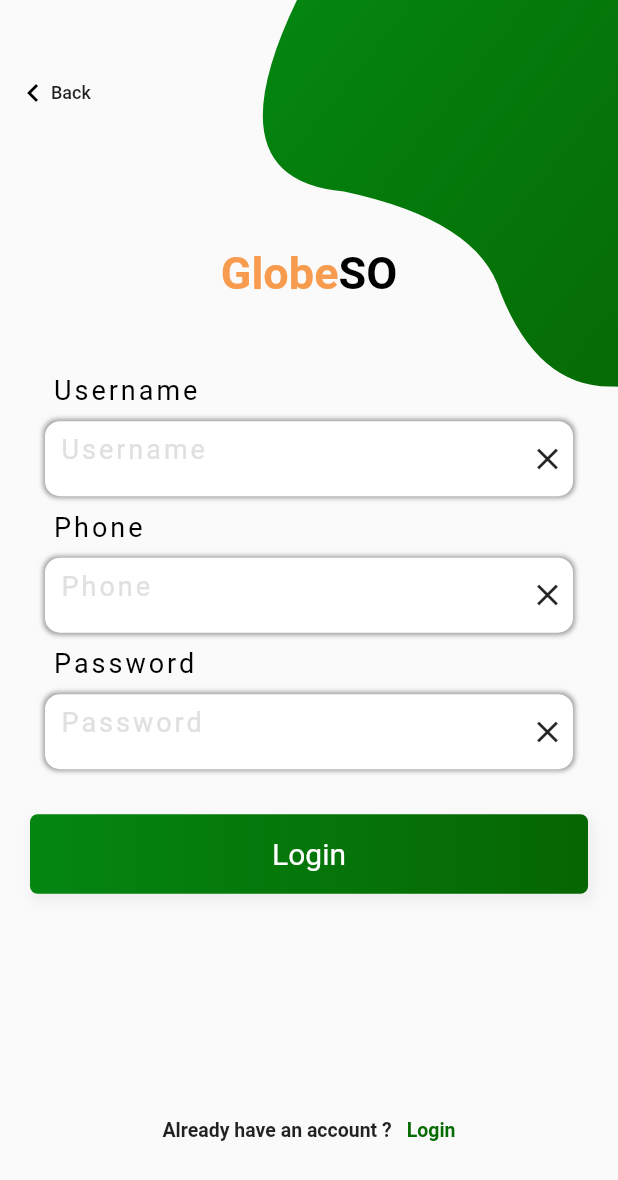
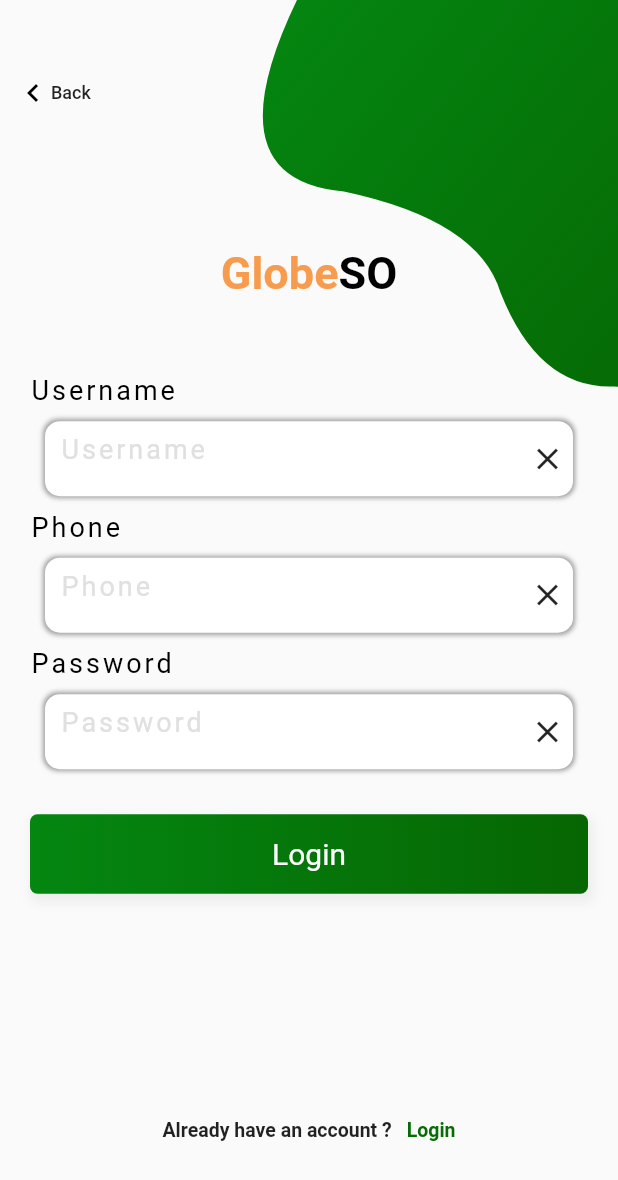
Before and after one commit to ITPC-Khmer/flutter-sdk, a Flutter app: the SignUpPage screen opened directly, on a phone screen of 412 x 824 dp. Shown: the top 1180 px of the screen. Run offline on Flutter 3.47's test engine with Material 2 defaults, Android fonts, the phone set to English and light mode, and no system bars; our stand-ins replace cached_network_image, get, google_fonts, image_picker, modal_bottom_sheet, rxdart and 1 more; accounts and stored records are empty.

```diff
--- a/lib/view/widget/custom_form.dart
+++ b/lib/view/widget/custom_form.dart
@@ -150,7 +150,7 @@ class _MyInputTextState extends State<MyInputText> {
       crossAxisAlignment: CrossAxisAlignment.start,
       children: [
         Container(
-            padding: EdgeInsets.only(left: 15.0),
+            // padding: EdgeInsets.only(left: 15.0),
             child: widget.isRequire!
                 ? RichText(
                     text: TextSpan(
```
